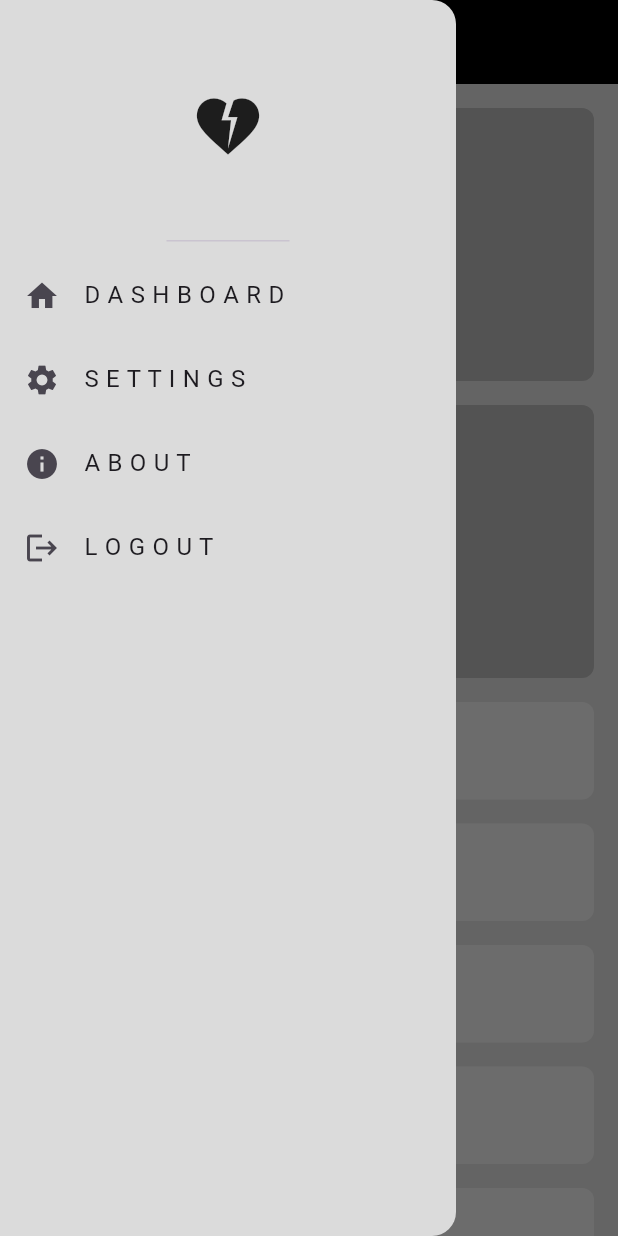
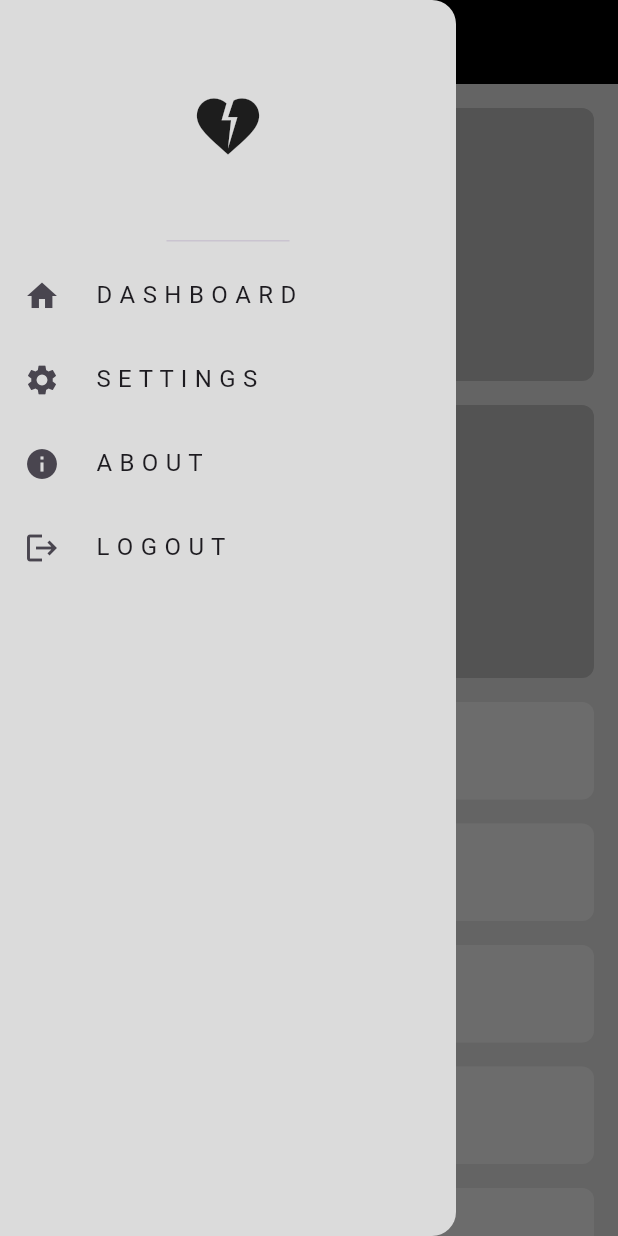
Before and after one commit to Al-Dos024/Simple_Responsive, a Flutter app: the screen it shows after launch, with the side drawer open, on a phone screen of 412 x 824 dp. Run offline on Flutter 3.47's test engine with Material 3 defaults, Android fonts, the phone set to English and light mode, and no system bars.

Commit message:
Done with tablet and desktop layout and finshed the sample.

```diff
--- /dev/null
+++ b/lib/layout/adabtive_layout.dart
@@ -0,0 +1,25 @@
+import 'package:flutter/material.dart';
+
+class AdabtiveLayout extends StatelessWidget {
+  const AdabtiveLayout(
+      {super.key,
+      required this.mobileLayout,
+      required this.tabletLayout,
+      required this.desktopLayout});
+
+  final WidgetBuilder mobileLayout, tabletLayout, desktopLayout;
+  @override
+  Widget build(BuildContext context) {
+    return LayoutBuilder(
+      builder: (context, constraints) {
+        if (constraints.maxWidth < 600) {
+          return mobileLayout(context);
+        } else if (constraints.maxWidth < 900) {
+          return tabletLayout(context);
+        } else {
+          return desktopLayout(context);
+        }
+      },
+    );
+  }
+}
--- /dev/null
+++ b/lib/layout/mobile_layout.dart
@@ -0,0 +1,24 @@
+import 'package:flutter/material.dart';
+import 'package:simple_work_responsiveadaptive/widget/custom_list_view.dart';
+import 'package:simple_work_responsiveadaptive/widget/custom_sliver_grid.dart';
+
+class MobileLayout extends StatelessWidget {
+  const MobileLayout({
+    super.key,
+  });
+
+  @override
+  Widget build(BuildContext context) {
+    return const CustomScrollView(
+      slivers: [
+        SliverToBoxAdapter(
+          child: SizedBox(
+            height: 16,
+          ),
+        ),
+        CustomSliverGrid(),
+        CustomSliverListView()
+      ],
+    );
+  }
+}
--- a/lib/widget/custom_drawer.dart
+++ b/lib/widget/custom_drawer.dart
@@ -1,6 +1,4 @@
 import 'package:flutter/material.dart';
-import 'package:flutter/widgets.dart';
-import 'package:simple_work_responsiveadaptive/widget/custom_drawer_item.dart';
 import 'package:simple_work_responsiveadaptive/widget/custom_drawer_items.dart';
 
 import '../model/drawer_item_model.dart';
@@ -8,7 +6,7 @@ import '../model/drawer_item_model.dart';
 class CustomDrawer extends StatelessWidget {
   const CustomDrawer({super.key});
 
-  static const List<DrawerItemModel> items = const [
+  static const List<DrawerItemModel> items = [
     DrawerItemModel(title: "D A S H B O A R D", icon: Icons.home),
     DrawerItemModel(title: "S E T T I N G S", icon: Icons.settings),
     DrawerItemModel(title: "A B O U T", icon: Icons.info),
--- a/lib/widget/custom_drawer_item.dart
+++ b/lib/widget/custom_drawer_item.dart
@@ -9,7 +9,13 @@ class CustomDrawerItem extends StatelessWidget {
   Widget build(BuildContext context) {
     return ListTile(
       leading: Icon(drawerItemModel.icon),
-      title: Text(drawerItemModel.title),
+      title: Padding(
+        padding: const EdgeInsets.only(left: 8.0),
+        child: FittedBox(
+            fit: BoxFit.scaleDown,
+            alignment: Alignment.centerLeft,
+            child: Text(drawerItemModel.title)),
+      ),
     );
   }
 }
--- a/lib/widget/home_view.dart
+++ b/lib/widget/home_view.dart
@@ -17,7 +17,8 @@ class _HomeViewState extends State<HomeView> {
       key: scaffoldkey,
       drawer: const CustomDrawer(),
       backgroundColor: const Color(0xffDBDBDB),
-      appBar: AppBar(
+      appBar: MediaQuery.of(context).size.width - 32 < 900
+          ? AppBar(
               backgroundColor: Colors.black,
               leading: GestureDetector(
                 onTap: () {
@@ -28,7 +29,8 @@ class _HomeViewState extends State<HomeView> {
                   color: Colors.white,
                 ),
               ),
-      ),
+            )
+          : null,
       body: const HomeViewBody(),
     );
   }
--- a/lib/widget/home_view_body.dart
+++ b/lib/widget/home_view_body.dart
@@ -1,25 +1,20 @@
 import 'package:flutter/material.dart';
-import 'package:simple_work_responsiveadaptive/widget/custom_list_view.dart';
-import 'package:simple_work_responsiveadaptive/widget/custom_sliver_grid.dart';
+import 'package:simple_work_responsiveadaptive/layout/adabtive_layout.dart';
+import 'package:simple_work_responsiveadaptive/layout/desktop_layout.dart';
+import 'package:simple_work_responsiveadaptive/layout/mobile_layout.dart';
+import 'package:simple_work_responsiveadaptive/layout/tablet_layout.dart';
 
 class HomeViewBody extends StatelessWidget {
   const HomeViewBody({super.key});
 
   @override
   Widget build(BuildContext context) {
-    return const Padding(
-      padding: EdgeInsets.symmetric(horizontal: 16),
-      child: CustomScrollView(
-        slivers: [
-          SliverToBoxAdapter(
-            child: SizedBox(
-              height: 16,
-            ),
-          ),
-          CustomSliverGrid(),
-          CustomSliverListView()
-        ],
-      ),
-    );
+    return Padding(
+        padding: const EdgeInsets.symmetric(horizontal: 16),
+        child: AdabtiveLayout(
+          mobileLayout: (context) => const MobileLayout(),
+          tabletLayout: (context) => const TabletLayout(),
+          desktopLayout: (context) => const DesktopLayout(),
+        ));
   }
 }
--- a/lib/widget/item_2.dart
+++ b/lib/widget/item_2.dart
@@ -8,7 +8,8 @@ class Item2 extends StatelessWidget {
     return Container(
       height: 65,
       decoration: BoxDecoration(
-          color: Color(0xffECECEC), borderRadius: BorderRadius.circular(8)),
+          color: const Color(0xffECECEC),
+          borderRadius: BorderRadius.circular(8)),
     );
   }
 }
```
Also changed, not shown: lib/layout/desktop_layout.dart (added, +27 -0 lines), lib/layout/tablet_layout.dart (added, +22 -0 lines), lib/widget/custom_desktop_item.dart (added, +23 -0 lines), lib/widget/custom_list.dart (added, +26 -0 lines). Lines whose indentation alone changed are shown as unchanged.
